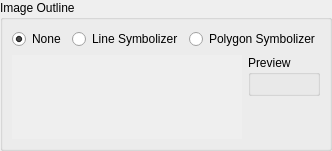
The window that src/terralib/qt/widgets/se/ui/ImageOutlineWidgetForm.ui (claudiobogossian/terralib5) describes before a commit, drawn with Qt 5.
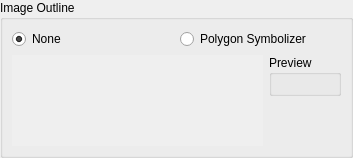
The same window after the commit.

The edit to the form file:
```diff
--- a/src/terralib/qt/widgets/se/ui/ImageOutlineWidgetForm.ui
+++ b/src/terralib/qt/widgets/se/ui/ImageOutlineWidgetForm.ui
@@ -6,8 +6,8 @@
    <rect>
     <x>0</x>
     <y>0</y>
-    <width>295</width>
-    <height>151</height>
+    <width>353</width>
+    <height>158</height>
    </rect>
   </property>
   <property name="windowTitle">
@@ -41,13 +41,6 @@
            </widget>
           </item>
           <item row="0" column="1">
-           <widget class="QRadioButton" name="m_lineSymbolizerRadioButton">
-            <property name="text">
-             <string>Line Symbolizer</string>
-            </property>
-           </widget>
-          </item>
-          <item row="0" column="2">
            <widget class="QRadioButton" name="m_polygonSymbolizerRadioButton">
             <property name="text">
              <string>Polygon Symbolizer</string>
@@ -71,8 +64,8 @@
               <rect>
                <x>0</x>
                <y>0</y>
-               <width>208</width>
-               <height>89</height>
+               <width>253</width>
+               <height>85</height>
               </rect>
              </property>
             </widget>
```
Left out of the diff: 1 changed line with no effect on the pictures.
